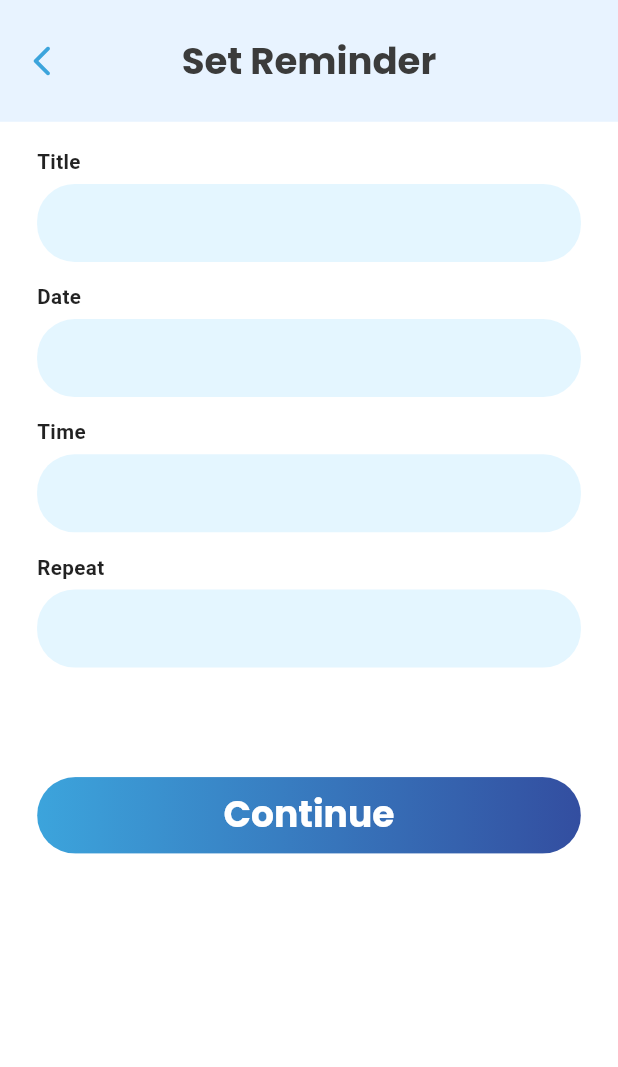
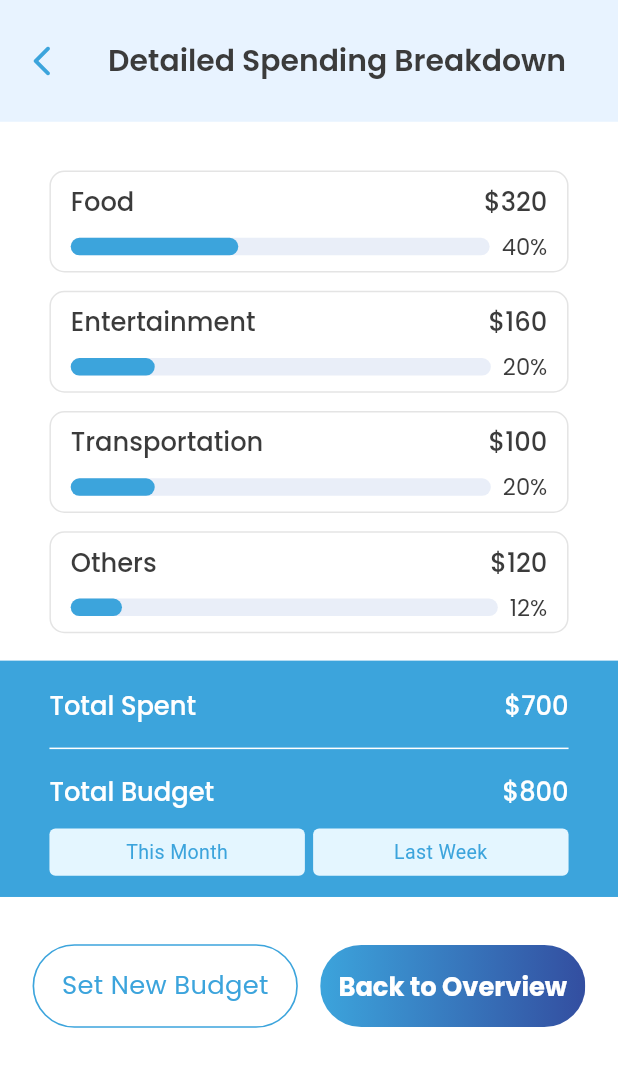
Before and after one commit to zohairahmed96/live-e, a Flutter app: the screen it shows after launch, on a phone screen of 412 x 824 dp. Shown: the top 1067 px of the screen. Run offline on Flutter 3.47's test engine with Material 3 defaults, Android fonts, the light colour scheme and no system bars; our stand-ins replace fl_chart, flutter_svg, google_fonts, image_picker, sizer; Roboto replaces fonts that are missing (Gotham); project files that could hold a hidden picture were left out.

Commit message:
Design the detaild speding breakdown screen

```diff
--- a/lib/core/routes/app_router.dart
+++ b/lib/core/routes/app_router.dart
@@ -1,6 +1,7 @@
 import 'package:flutter/material.dart';
 import 'package:liv_e/ui/views/auth/login_view.dart';
 import 'package:liv_e/ui/views/auth/reset_password_view.dart';
+import 'package:liv_e/ui/views/dashboard/detailed_Spending_overview_view.dart';
 import 'package:liv_e/ui/views/dashboard/financial_management_view.dart';
 import 'package:liv_e/ui/views/dashboard/bill_reminders_view.dart';
 import 'package:liv_e/ui/views/dashboard/community_events_view.dart';
@@ -69,6 +70,11 @@ class AppRouter {
       case AppRoutes.setReminder:
         return MaterialPageRoute(builder: (_) => const SetReminderView());
 
+      case AppRoutes.detailedOverView:
+        return MaterialPageRoute(
+          builder: (_) => const DetailedSpendingOverViewView(),
+        );
+
       case AppRoutes.spendingOverview:
         return MaterialPageRoute(builder: (_) => const SpendingOverviewView());
       case AppRoutes.dailyRoutine:
--- a/lib/core/routes/app_routes.dart
+++ b/lib/core/routes/app_routes.dart
@@ -25,7 +25,7 @@ class AppRoutes {
   static const setReminder = '/set-reminder';
   static const spendingOverview = '/spending-overview';
   static const communityEvents = '/community-events';
-  // static const home = '/home'; // TODO
+  static const detailedOverView = '/detailed-overview'; // TODO
 
   // Settings
   static const settings = '/settings';
--- a/lib/core/utils/helper/color.utils.dart
+++ b/lib/core/utils/helper/color.utils.dart
@@ -153,4 +153,5 @@ class AppColor {
   static const cE4E4E4 = Color(0xffE4E4E4);
   static const cE4F6FF = Color(0xffE4F6FF);
   static const c1B1B1B = Color(0xff1B1B1B);
+  static const c334EA0 = Color(0xff334EA0);
 }
--- a/lib/ui/components/Button/app_outlined_button.dart
+++ b/lib/ui/components/Button/app_outlined_button.dart
@@ -57,7 +57,7 @@ class AppOutlinedButton extends StatelessWidget {
                     textStyle ??
                     TextStyle(
                       fontSize: fontSize ?? AppFontSize.f14,
-                      color: AppColor.black,
+                      color: AppColor.c3CA4DC,
                       fontFamily: "Poppins",
                       fontWeight: fontWeight ?? FontWeight.w400,
                       decoration: textDecoration ?? TextDecoration.none,
--- a/lib/ui/components/Button/gradient_button.dart
+++ b/lib/ui/components/Button/gradient_button.dart
@@ -15,6 +15,7 @@ class GradientButton extends StatelessWidget {
   final Gradient? gradient;
   final FontWeight? fontWeight;
   final double? fontSize;
+  final double? width;
 
   const GradientButton({
     super.key,
@@ -27,6 +28,7 @@ class GradientButton extends StatelessWidget {
     this.gradient,
     this.fontWeight,
     this.fontSize,
+    this.width,
   });
 
   @override
@@ -58,6 +60,7 @@ class GradientButton extends StatelessWidget {
             onTap: (loading || onPressed == null) ? null : onPressed,
             child: SizedBox(
               height: safeH,
+              width: width,
               child: Center(
                 child: loading
                     ? const SizedBox(
@@ -81,6 +84,6 @@ class GradientButton extends StatelessWidget {
       ),
     );
 
-    return expand ? SizedBox(width: double.infinity, child: button) : button;
+    return expand ? SizedBox(child: button) : button;
   }
 }
--- /dev/null
+++ b/lib/ui/viewmodels/dashboard/detailed_spending_overview_viewmodel.dart
@@ -0,0 +1,23 @@
+import 'package:flutter/material.dart';
+
+class DetailedSpendingOverviewViewmodel extends ChangeNotifier {
+  // 0..1 where 1 = 100%
+  double budgetProgress = 0.62;
+
+  void setProgress(double v) {
+    budgetProgress = v.clamp(0, 1);
+    notifyListeners();
+  }
+
+  void onBillRemindersTap(BuildContext ctx) {
+    ScaffoldMessenger.of(
+      ctx,
+    ).showSnackBar(const SnackBar(content: Text('Bill Reminders tapped')));
+  }
+
+  void onSpendingTap(BuildContext ctx) {
+    ScaffoldMessenger.of(
+      ctx,
+    ).showSnackBar(const SnackBar(content: Text('Spending tapped')));
+  }
+}
--- a/lib/ui/viewmodels/logo_vm.dart
+++ b/lib/ui/viewmodels/logo_vm.dart
@@ -5,6 +5,6 @@ class LogoVM {
   Future<void> init(BuildContext context) async {
     await Future.delayed(const Duration(milliseconds: 1000));
     // Navigator.pushReplacementNamed(context, AppRoutes.welcome);
-    Navigator.pushNamed(context, AppRoutes.setReminder);
+    Navigator.pushNamed(context, AppRoutes.detailedOverView);
   }
 }
--- /dev/null
+++ b/lib/ui/views/dashboard/detailed_Spending_overview_view.dart
@@ -0,0 +1,259 @@
+import 'package:flutter/material.dart';
+import 'package:liv_e/core/utils/helper/app_layout_helper.dart';
+import 'package:liv_e/core/utils/helper/color.utils.dart';
+import 'package:liv_e/core/utils/helper/font_size.dart';
+import 'package:liv_e/ui/components/Button/app_outlined_button.dart';
+import 'package:liv_e/ui/components/Button/app_primary_button.dart';
+import 'package:liv_e/ui/components/Button/gradient_button.dart';
+import 'package:liv_e/ui/components/app_text.dart';
+import 'package:liv_e/ui/viewmodels/dashboard/detailed_spending_overview_viewmodel.dart';
+import '../../../core/utils/image_paths.dart';
+import 'package:liv_e/ui/viewmodels/dashboard/financial_viewmodel.dart';
+import 'package:provider/provider.dart';
+import 'package:sizer/sizer.dart';
+
+class DetailedSpendingOverViewView extends StatelessWidget {
+  const DetailedSpendingOverViewView({super.key});
+
+  @override
+  Widget build(BuildContext context) {
+    return ChangeNotifierProvider(
+      create: (_) => DetailedSpendingOverviewViewmodel(),
+      child: const _DetailedSpendingOverViewBody(),
+    );
+  }
+}
+
+class _DetailedSpendingOverViewBody extends StatelessWidget {
+  const _DetailedSpendingOverViewBody();
+
+  @override
+  Widget build(BuildContext context) {
+    final vm = context.watch<DetailedSpendingOverviewViewmodel>();
+
+    return Scaffold(
+      backgroundColor: Colors.white,
+      appBar: AppBar(
+        elevation: 0,
+        toolbarHeight: ch(80),
+        backgroundColor: const Color(0xFFE8F3FF),
+        leading: IconButton(
+          icon: const Icon(
+            Icons.arrow_back_ios_new_rounded,
+            color: AppColor.c3CA4DC,
+          ),
+          onPressed: () => Navigator.pop(context),
+        ),
+        centerTitle: true,
+        title: AppText(
+          txt: 'Detailed Spending Breakdown',
+          fontSize: AppFontSize.f18,
+          fontWeight: FontWeight.w600,
+        ),
+      ),
+      body: SafeArea(
+        top: false,
+        child: SingleChildScrollView(
+          // padding: EdgeInsets.symmetric(horizontal: 6.w),
+          child: Column(
+            crossAxisAlignment: CrossAxisAlignment.start,
+            children: [
+              SizedBox(height: ch(20)),
+              // ---- Budget Section ----
+              _customCard(text: "Food", amount: "\$320", budgetProgress: 40),
+              _customCard(
+                text: "Entertainment",
+                amount: "\$160",
+                budgetProgress: 20,
+              ),
+              _customCard(
+                text: "Transportation",
+                amount: "\$100",
+                budgetProgress: 20,
+              ),
+              _customCard(text: "Others", amount: "\$120", budgetProgress: 12),
+              // ---- Due Bill Alerts header ----
+              SizedBox(height: ch(18)),
+              Container(
+                width: double.infinity,
+                padding: EdgeInsets.only(
+                  left: cw(30),
+                  right: cw(30),
+                  top: ch(21),
+                  bottom: ch(14),
+                ),
+                // height: ch(138),
+                decoration: BoxDecoration(color: AppColor.c3CA4DC),
+                child: Column(
+                  mainAxisAlignment: MainAxisAlignment.start,
+                  crossAxisAlignment: CrossAxisAlignment.start,
+                  children: [
+                    _rowText(title: "Total Spent", amount: "\$700"),
+                    SizedBox(height: ch(12)),
+                    Divider(color: AppColor.white),
+                    SizedBox(height: ch(12)),
+                    _rowText(title: "Total Budget", amount: "\$800"),
+                    SizedBox(height: ch(16)),
+                    Row(
+                      mainAxisAlignment: MainAxisAlignment.spaceBetween,
+                      children: [
+                        AppButton(
+                          onPressed: () {},
+                          height: ch(31),
+                          width: cw(155),
+                          text: "This Month",
+                          borderRadius: 4,
+                          buttonColor: AppColor.cE4F6FF,
+                          color: AppColor.c3CA4DC,
+                          fontSize: AppFontSize.f12,
+                        ),
+                        AppButton(
+                          onPressed: () {},
+                          height: ch(31),
+                          width: cw(155),
+                          text: "Last Week",
+                          borderRadius: 4,
+                          buttonColor: AppColor.cE4F6FF,
+                          color: AppColor.c3CA4DC,
+                          fontSize: AppFontSize.f12,
+                        ),
+                      ],
+                    ),
+                  ],
+                ),
+              ),
+              SizedBox(height: ch(31)),
+              Row(
+                mainAxisAlignment: MainAxisAlignment.center,
+                children: [
+                  AppOutlinedButton(
+                    onPressed: () => {},
+                    text: "Set New Budget",
+                    borderColor: AppColor.c3CA4DC,
+                    fontSize: AppFontSize.f16,
+                    width: cw(161),
+                  ),
+                  SizedBox(width: 3.6.w),
+                  // AppButton(onPressed: () {}, text: "", width: cw(141)),
+                  GradientButton(
+                    label: 'Back to Overview',
+                    onPressed: () {},
+                    height: ch(54),
+                    width: cw(161),
+                    fontSize: AppFontSize.f16,
+                    gradient: const LinearGradient(
+                      colors: [AppColor.c3CA4DC, AppColor.c334EA0],
+                      begin: Alignment.centerLeft,
+                      end: Alignment.centerRight,
+                    ),
+                  ),
+                ],
+              ),
+            ],
+          ),
+        ),
+      ),
+    );
+  }
+}
+
+Widget _rowText({String? title, String? amount}) {
+  return Row(
+    mainAxisAlignment: MainAxisAlignment.spaceBetween,
+    children: [
+      AppText(
+        txt: title ?? "",
+        fontSize: AppFontSize.f16,
+        fontWeight: FontWeight.w500,
+        color: AppColor.white,
+      ),
+      AppText(
+        txt: amount ?? "",
+        fontSize: AppFontSize.f16,
+        fontWeight: FontWeight.w500,
+        color: AppColor.white,
+      ),
+    ],
+  );
+}
+
+Widget _customCard({String? text, String? amount, int? budgetProgress}) {
+  return Padding(
+    padding: EdgeInsets.symmetric(horizontal: cw(30)),
+    child: Column(
+      mainAxisAlignment: MainAxisAlignment.start,
+      crossAxisAlignment: CrossAxisAlignment.start,
+      children: [
+        SizedBox(height: ch(12)),
+        Container(
+          padding: EdgeInsets.only(
+            left: cw(12),
+            right: cw(12),
+            top: cw(10),
+            // vertical: ch(27),
+          ),
+          width: cw(370),
+          height: ch(67),
+          decoration: BoxDecoration(
+            color: Colors.white,
+            borderRadius: BorderRadius.circular(10),
+            border: Border.all(color: AppColor.cE4E4E4),
+          ),
+          child: Column(
+            children: [
+              Row(
+                mainAxisAlignment: MainAxisAlignment.spaceBetween,
+                children: [
+                  AppText(
+                    txt: text ?? "",
+                    fontSize: AppFontSize.f16,
+                    fontWeight: FontWeight.w500,
+                  ),
+                  // Text('Goal', style: TextStyle(color: Colors.black54)),
+                  AppText(
+                    txt: amount ?? "",
+                    fontSize: AppFontSize.f16,
+                    fontWeight: FontWeight.w500,
+                  ),
+                  // Text('Spent', style: TextStyle(color: Colors.black54)),
+                ],
+              ),
+              SizedBox(height: ch(14)),
+              // progress bar
+              Row(
+                children: [
+                  Expanded(
+                    // ← FIX: progress bar will take remaining width
+                    child: Container(
+                      height: 1.4.h,
+                      decoration: BoxDecoration(
+                        color: const Color(0xFFE9EEF8),
+                        borderRadius: BorderRadius.circular(100),
+                      ),
+                      child: LayoutBuilder(
+                        builder: (c, b) => Align(
+                          alignment: Alignment.centerLeft,
+                          child: Container(
+                            width:
+                                b.maxWidth *
+                                ((budgetProgress ?? 0) / 100), // ← FIX
+                            decoration: BoxDecoration(
+                              color: AppColor.c3CA4DC,
+                              borderRadius: BorderRadius.circular(100),
+                            ),
+                          ),
+                        ),
+                      ),
+                    ),
+                  ),
+                  SizedBox(width: 8), // spacing
+                  AppText(txt: "${budgetProgress ?? 0}%"),
+                ],
+              ),
+            ],
+          ),
+        ),
+      ],
+    ),
+  );
+}
```
Also changed, not shown: lib/ui/views/dashboard/spending_overview_view.dart (+0 -16 lines).
